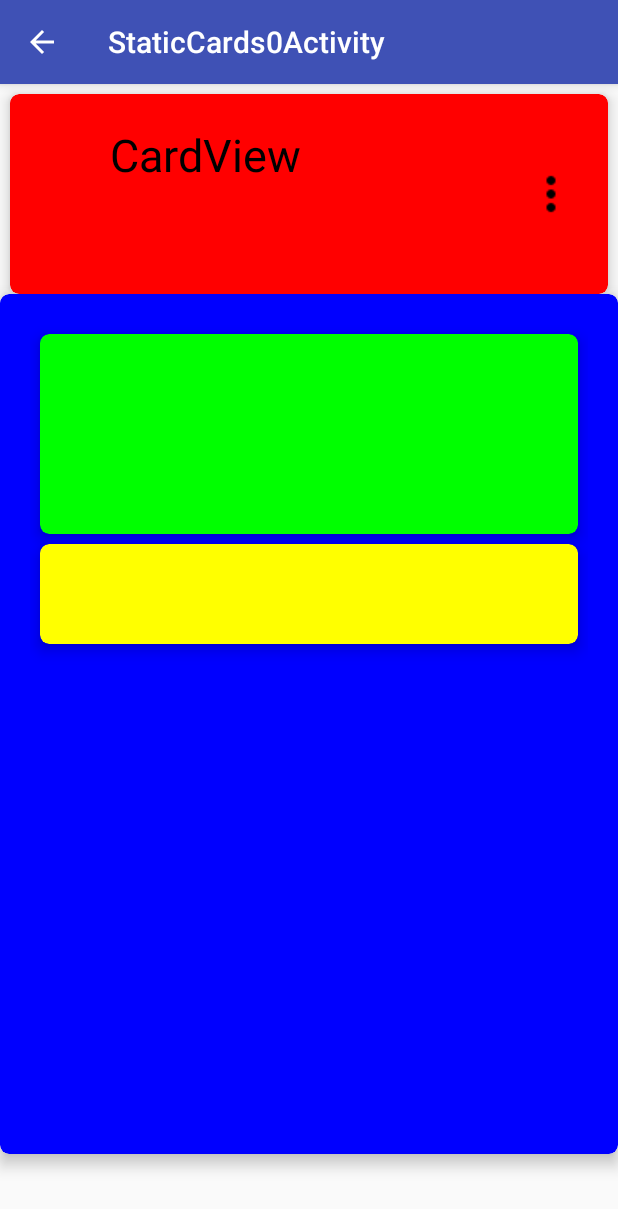
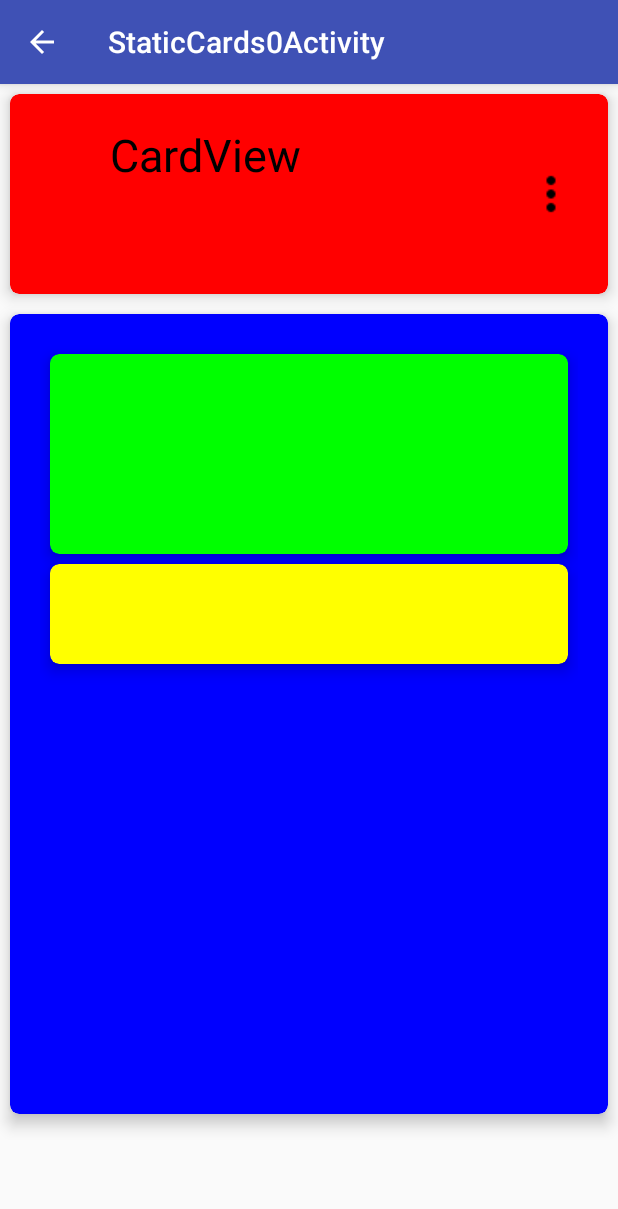
Before and after one commit to Brandon-Valley/android_app_tests, an Android app: the StaticCards0Activity screen opened directly, with no data from a screen before it, on a phone screen of 412 x 824 dp. Shown: the top 1209 px of the screen. Run offline under Robolectric (Android 15) with nearby library versions, the phone set to English and light mode, and no system bars.

Commit message:
big card has margins again

```diff
--- a/test_app_0/app/src/main/java/com/example/brandon/test_app_0/StaticCards0Activity.java
+++ b/test_app_0/app/src/main/java/com/example/brandon/test_app_0/StaticCards0Activity.java
@@ -48,9 +48,10 @@ public class StaticCards0Activity extends AppCompatActivity {
         );
 
         int margin = 10;
-        cardViewParams.topMargin   = margin;
-        cardViewParams.rightMargin = margin;
-        cardViewParams.leftMargin  = margin;
+        cardViewParams.topMargin     = margin;
+        cardViewParams.rightMargin   = margin;
+        cardViewParams.leftMargin    = margin;
+        cardViewParams.bottomMargin  = margin;
         cardViewParams.height = 200;
 
 
@@ -114,11 +115,10 @@ public class StaticCards0Activity extends AppCompatActivity {
         // ^^^^^^^^^^^^^^^^^^^^^^^^^^^^^^^^^^^^^ 1st card ^^^^^^^^^^^^^^^^^^^^^^^^^^^^^^^^^^^^^^^^^^^^^^^^^^^^^^^^^^^^^^^^^^^^^^^^^^^^^
 
 
-
         //add big card
         CardView bigCard = new CardView(mContext);
 
-        LinearLayout bigCardViewLayout = new LinearLayout(getApplicationContext());  //must be something wrong with this!!!!!!!!!!
+        LinearLayout bigCardViewLayout = new LinearLayout(getApplicationContext());
         bigCardViewLayout.setOrientation(LinearLayout.VERTICAL);
 
         // Set the CardView layoutParams
@@ -128,13 +128,19 @@ public class StaticCards0Activity extends AppCompatActivity {
         );
 
 //        int margin = 10;
-        bigCardViewParams.topMargin   = margin;
-        bigCardViewParams.rightMargin = margin;
-        bigCardViewParams.leftMargin  = margin;
+        bigCardViewParams.topMargin     = margin;
+        bigCardViewParams.rightMargin   = margin;
+        bigCardViewParams.leftMargin    = margin;
+        bigCardViewParams.bottomMargin  = margin;
         bigCardViewParams.height = 800;  //change this to something about min hieght so it fits contents????
 
 
-//        bigCard.setLayoutParams(bigCardViewParams);
+        // layout for inside of big card
+//        RelativeLayout bigCardViewLayout = new RelativeLayout(getApplicationContext());
+        bigCardViewLayout.setLayoutParams(bigCardViewParams);
+
+
+        bigCard.setLayoutParams(bigCardViewParams);
 
         bigCard.setRadius(9);
         bigCard.setContentPadding(30, 30, 30, 30);  // these are margins for cards inside this card (green and yellow)
@@ -144,9 +150,7 @@ public class StaticCards0Activity extends AppCompatActivity {
 
 
 
-        // layout for inside of big card
-//        RelativeLayout bigCardViewLayout = new RelativeLayout(getApplicationContext());
-        bigCardViewLayout.setLayoutParams(bigCardViewParams);
+
 
 
 
@@ -216,6 +220,7 @@ public class StaticCards0Activity extends AppCompatActivity {
         yellowCard.setCardElevation(9);
 
         bigCardViewLayout.addView(yellowCard);
+//        container.addView(yellowCard);
 
 
 
```
